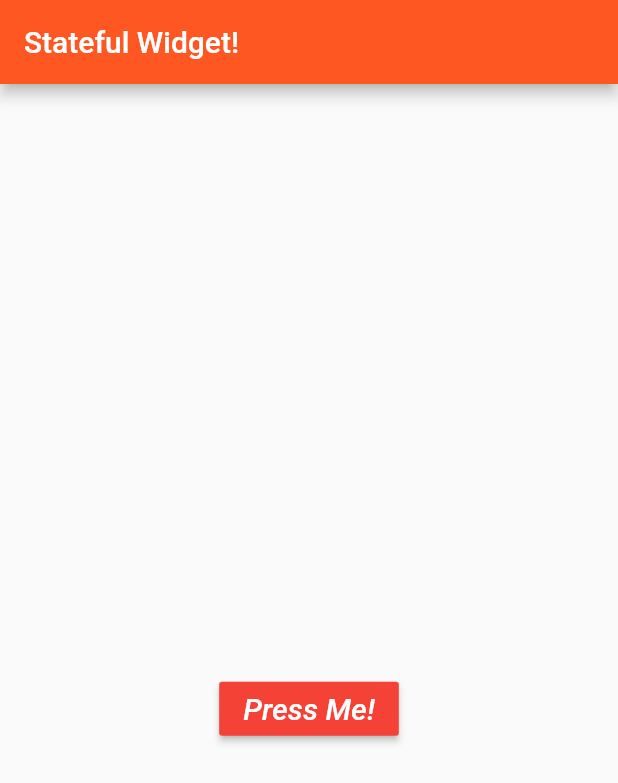
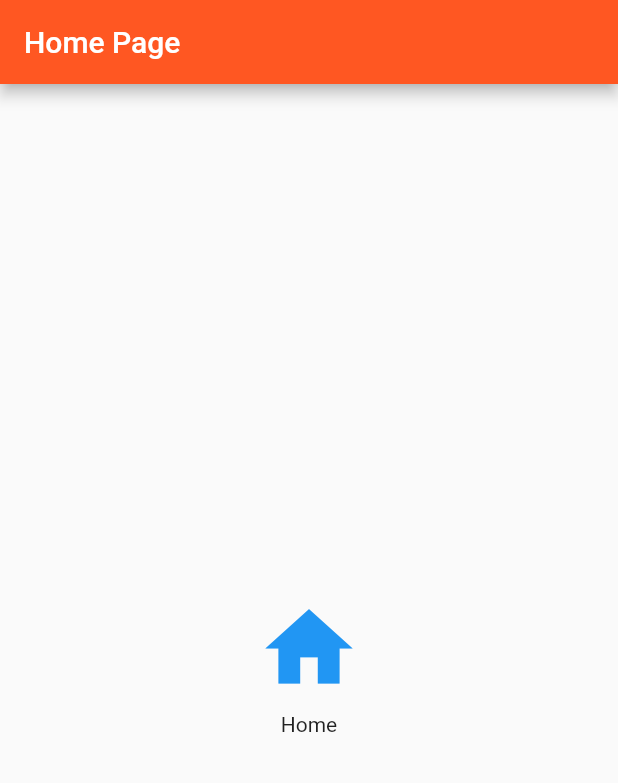
Before and after one commit to garenk02/flutter_gitbook, a Flutter app: the screen it shows after launch, on a phone screen of 412 x 824 dp. Shown: the top 783 px of the screen. Run offline on Flutter 3.47's test engine with Material 2 defaults, Android fonts, the phone set to English and light mode, and no system bars.

Commit message:
Simple Routes using Stateless Widgets

```diff
--- a/lib/main.dart
+++ b/lib/main.dart
@@ -3,46 +3,58 @@ import 'package:flutter/material.dart';
 void main() {
   runApp(
     new MaterialApp(
-      home: new MyApp(),
+      home: new HomePage(),
+      routes: <String, WidgetBuilder> {
+        "/SecondPage": (BuildContext context) => new SecondPage()
+      }
     )
   );
 }
 
-class MyApp extends StatefulWidget {
-  @override
-  AwesomeButtonState createState() => new AwesomeButtonState();
-}
-
-class AwesomeButtonState extends State<MyApp> {
-  int counter = 0;
-  List<String> strings = ["Flutter", "Is", "Awesome"];
-  String displayedString = "";
-
-  void onPressed() {
-    setState(() {
-      displayedString = strings[counter];
-      counter = counter < 2 ? counter+1 : 0;
-    });
-  }
-
+class HomePage extends StatelessWidget {
   @override
   Widget build(BuildContext context) {
     return new Scaffold(
-      appBar: new AppBar(title: new Text("Stateful Widget!"), backgroundColor: Colors.deepOrange),
+      appBar: new AppBar(title: new Text("Home Page"), backgroundColor: Colors.deepOrange,),
       body: new Container(
         child: new Center(
           child: new Column(
             mainAxisAlignment: MainAxisAlignment.center,
             children: <Widget>[
-              new Text(displayedString, style: new TextStyle(fontSize: 30.0, fontWeight: FontWeight.bold)),
-              new Padding(padding: new EdgeInsets.all(15.0),),
-              new RaisedButton(
-                child: new Text("Press Me!", style: new TextStyle(color: Colors.white, fontStyle: FontStyle.italic, fontSize: 20.0),),
-                color: Colors.red,
-                onPressed: onPressed,
-              )
+              new IconButton(
+                icon: new Icon(Icons.home, color: Colors.blue),
+                iconSize: 70.0,
+                onPressed: () {
+                  Navigator.of(context).pushNamed("/SecondPage");
+                },
+              ),
+              new Text("Home")
+            ]
+          )
+        )
+      )
+    );
+  }
+}
+
+class SecondPage extends StatelessWidget {
+  @override
+  Widget build(BuildContext context) {
+    return new Scaffold(
+      appBar: new AppBar(title: new Text("Second Page"), backgroundColor: Colors.deepOrange),
+      body: new Container(
+        child: new Center(
+          child: new Column(
+            mainAxisAlignment: MainAxisAlignment.center,
+            children: <Widget>[
+              new IconButton(
+                icon: new Icon(Icons.favorite, color: Colors.redAccent),
+                iconSize: 70.0,
+                onPressed: null,
+              ),
+              new Text("Second Page")
             ],
-          ),
+          )
         ),
       ),
     );
```
